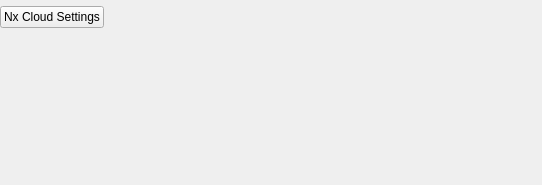
Old version of the form vms/client/nx_vms_client_desktop/src/ui/widgets/business/push_notification_business_action_widget.ui in the repository networkoptix/nx_open.
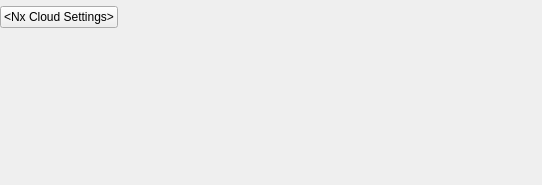
New version of the form. The open tabs and pages were chosen to show the change. Custom widgets are drawn as their Qt base class.

Commit message: Removed Nx Cloud strings from the translatable sources

The edit to the form file:
```diff
--- a/vms/client/nx_vms_client_desktop/src/ui/widgets/business/push_notification_business_action_widget.ui
+++ b/vms/client/nx_vms_client_desktop/src/ui/widgets/business/push_notification_business_action_widget.ui
@@ -60,7 +60,7 @@
          <item>
           <widget class="QPushButton" name="cloudSettingsButton">
            <property name="text">
-            <string>Nx Cloud Settings</string>
+            <string notr="true">&lt;Nx Cloud Settings&gt;</string>
            </property>
           </widget>
          </item>
```
Left out of the diff: 6 changed lines with no effect on the pictures. The commit also changes 1 other file.
